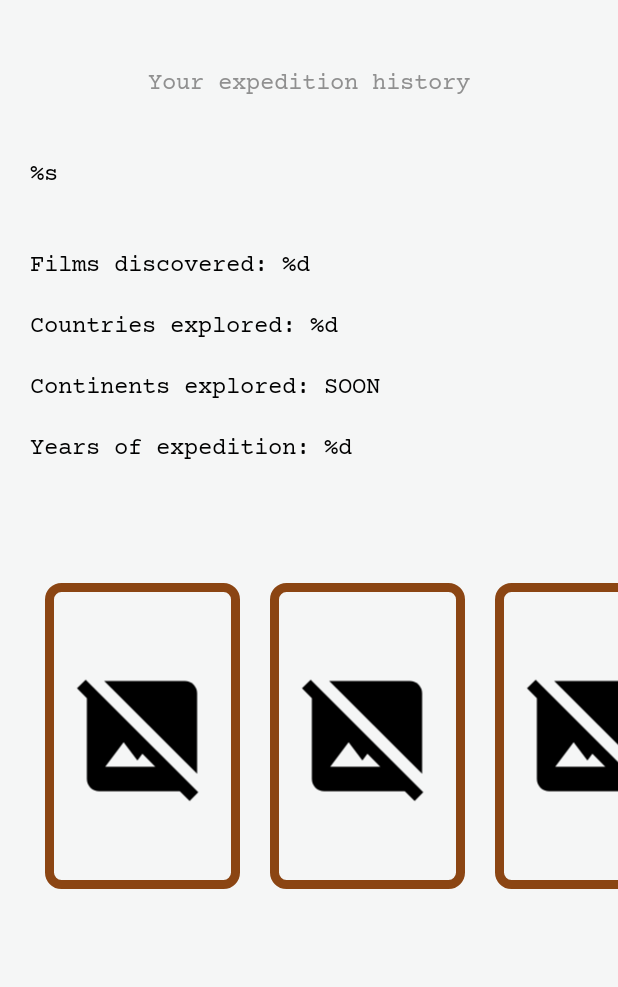
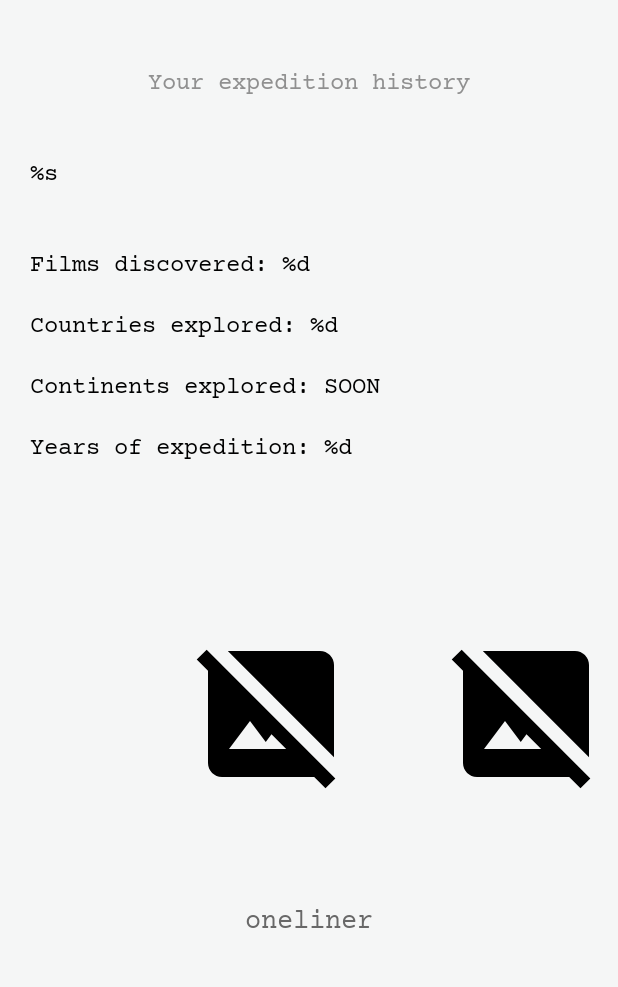
Before and after one commit to lucaslimb/cinemap, an Android app built with Jetpack Compose: the layout activity_history.xml on its own in the app's theme, with its tools: preview values and no code run, on a phone screen of 412 x 824 dp, the part 77-1064 px from its top. Run offline under Robolectric (Android 15) with nearby library versions, the phone set to English and light mode, and no system bars.

Commit message:
tagline + posters layout

```diff
--- a/app/src/main/java/lucaslimb/com/github/cinemap/data/models/MovieMarkerInfo.kt
+++ b/app/src/main/java/lucaslimb/com/github/cinemap/data/models/MovieMarkerInfo.kt
@@ -12,5 +12,6 @@ data class MovieMarkerInfo(
     val mainGenre: String?,
     val posterUrl: String?,
     val country: String?,
-    val releaseYear: Int?
+    val releaseYear: Int?,
+    val tagline: String?
 ) : Parcelable
--- a/app/src/main/java/lucaslimb/com/github/cinemap/data/models/SavedMovie.kt
+++ b/app/src/main/java/lucaslimb/com/github/cinemap/data/models/SavedMovie.kt
@@ -24,5 +24,6 @@ data class SavedMovie(
     val posterUrl: String?,
     val director: String,
     val country: String?,
-    val releaseYear: Int?
+    val releaseYear: Int?,
+    val tagline: String?
 )
--- a/app/src/main/res/drawable/placeholder_poster.xml
+++ b/app/src/main/res/drawable/placeholder_poster.xml
@@ -1,6 +1,6 @@
 <?xml version="1.0" encoding="utf-8"?>
 <layer-list xmlns:android="http://schemas.android.com/apk/res/android">
-    <item android:drawable="@drawable/solid_image_background" />
+    <item android:drawable="@color/background" />
 
     <item
         android:drawable="@drawable/baseline_hide_image_24"
--- a/app/src/main/res/drawable/rounded_image_background_big.xml
+++ b/app/src/main/res/drawable/rounded_image_background_big.xml
@@ -4,6 +4,6 @@
     <solid android:color="@android:color/transparent" />
     <corners android:radius="8dp" />
     <stroke
-        android:width="6dp"
+        android:width="3dp"
         android:color="@color/marker_brown" />
 </shape>
--- a/app/src/main/res/drawable/solid_image_background.xml
+++ b/app/src/main/res/drawable/rounded_marker_image_bg.xml
@@ -1,7 +1,5 @@
 <?xml version="1.0" encoding="utf-8"?>
 <shape xmlns:android="http://schemas.android.com/apk/res/android"
     android:shape="rectangle">
-    <solid android:color="@color/background" />
-
-
+    <corners android:radius="8dp" /> <solid android:color="@android:color/transparent" />
 </shape>
--- a/app/src/main/res/layout/activity_history.xml
+++ b/app/src/main/res/layout/activity_history.xml
@@ -88,13 +88,27 @@
     <androidx.recyclerview.widget.RecyclerView
         android:id="@+id/recycler_view_saved_films"
         android:layout_width="match_parent"
-        android:layout_height="0dp"
-        android:layout_weight="1"
-        android:layout_marginTop="50dp"
-        android:layout_marginStart="20dp"
+        android:layout_height="wrap_content"
+        android:layout_marginTop="20dp"
+        android:paddingStart="95dp"
+        android:paddingEnd="95dp"
         android:orientation="horizontal"
         app:layoutManager="androidx.recyclerview.widget.LinearLayoutManager"
-        tools:listitem="@layout/item_recycler_saved_films" />
+        tools:listitem="@layout/item_recycler_saved_films"
+        android:clipToPadding="false"/>
+
+    <TextView
+        android:id="@+id/tv_sf_oneliner"
+        android:layout_width="match_parent"
+        android:layout_height="wrap_content"
+        android:textAlignment="center"
+        android:layout_marginStart="28dp"
+        android:layout_marginEnd="28dp"
+        android:layout_marginTop="3dp"
+        android:fontFamily="@font/courierprime_regular"
+        android:text="@string/tv_sf_oneliner"
+        android:textColor="@color/font_grey"
+        android:textSize="18sp" />
 
 
 </LinearLayout>
--- a/app/src/main/res/layout/custom_marker_brown.xml
+++ b/app/src/main/res/layout/custom_marker_brown.xml
@@ -13,7 +13,7 @@
         <ImageView
             android:id="@+id/marker_image"
             android:layout_gravity="center"
-            android:layout_width="65dp"
+            android:layout_width="64dp"
             android:layout_height="105dp"
             android:contentDescription="@string/marker_poster_image_cd"
             android:scaleType="centerCrop"
--- a/app/src/main/res/layout/dialog_movie_details.xml
+++ b/app/src/main/res/layout/dialog_movie_details.xml
@@ -28,15 +28,15 @@
         android:id="@+id/movie_poster_frame"
         android:layout_width="200dp"
         android:layout_height="315dp"
+        android:layout_gravity="center"
         android:foreground="@drawable/rounded_image_background_big"
-        android:layout_gravity="center"
         >
 
         <ImageView
             android:id="@+id/info_image"
             android:layout_gravity="center"
-            android:layout_width="190dp"
-            android:layout_height="304dp"
+            android:layout_width="200dp"
+            android:layout_height="315dp"
             android:contentDescription="@string/marker_poster_image_cd"
             android:scaleType="centerCrop"
             android:src="@drawable/placeholder_poster"
--- a/app/src/main/res/layout/item_recycler_saved_films.xml
+++ b/app/src/main/res/layout/item_recycler_saved_films.xml
@@ -2,8 +2,8 @@
 <LinearLayout
     xmlns:android="http://schemas.android.com/apk/res/android"
     android:id="@+id/item_movie_poster_frame"
-    android:layout_width="wrap_content"
-    android:layout_height="wrap_content"
+    android:layout_width="150dp"
+    android:layout_height="250dp"
     android:layout_gravity="center"
     android:orientation="vertical"
     android:layout_margin="10dp"
@@ -11,8 +11,8 @@
 
         <FrameLayout
             android:id="@+id/btn_remove_frame"
-            android:layout_width="40dp"
-            android:layout_height="20dp"
+            android:layout_width="50dp"
+            android:layout_height="25dp"
             android:layout_gravity="center_horizontal"
             android:background="@drawable/rounded_info_window_bg_darker"
             android:visibility="invisible">
@@ -31,20 +31,20 @@
 
         <FrameLayout
             android:id="@+id/saved_movie_poster_frame"
-            android:layout_width="130dp"
-            android:layout_height="204dp"
-            android:foreground="@drawable/rounded_image_background_big"
+            android:layout_width="150dp"
+            android:layout_height="224dp"
             android:layout_gravity="center"
             >
 
                 <ImageView
                     android:id="@+id/item_info_image"
                     android:layout_gravity="center"
-                    android:layout_width="121dp"
-                    android:layout_height="196dp"
+                    android:layout_width="150dp"
+                    android:layout_height="224dp"
                     android:contentDescription="@string/marker_poster_image_cd"
                     android:scaleType="centerCrop"
                     android:src="@drawable/placeholder_poster"
+
                     />
         </FrameLayout>
 
--- a/app/src/main/res/values/strings.xml
+++ b/app/src/main/res/values/strings.xml
@@ -39,6 +39,9 @@
     <string name="tv_app_lang_title">App language</string>
     <string name="select_language">Select language:</string>
     <string name="tv_app_lang">Same as device</string>
+    <string name="tv_sf_title">Title</string>
+    <string name="tv_sf_director">Director</string>
+    <string name="tv_sf_oneliner">oneliner</string>
     <string-array name="languages_array">
         <item>Portuguese</item>
         <item>English</item>
```
Also changed, not shown: app/src/main/java/lucaslimb/com/github/cinemap/HistoryActivity.kt (+52 -1 lines), app/src/main/java/lucaslimb/com/github/cinemap/MainActivity.kt (+14 -6 lines), app/src/main/java/lucaslimb/com/github/cinemap/adapters/SavedMovieAdapter.kt (+9 -0 lines), app/src/main/java/lucaslimb/com/github/cinemap/data/db/AppDatabase.kt (+22 -1 lines), app/src/main/java/lucaslimb/com/github/cinemap/views/MovieDetailsDialogFragment.kt (+23 -3 lines).
